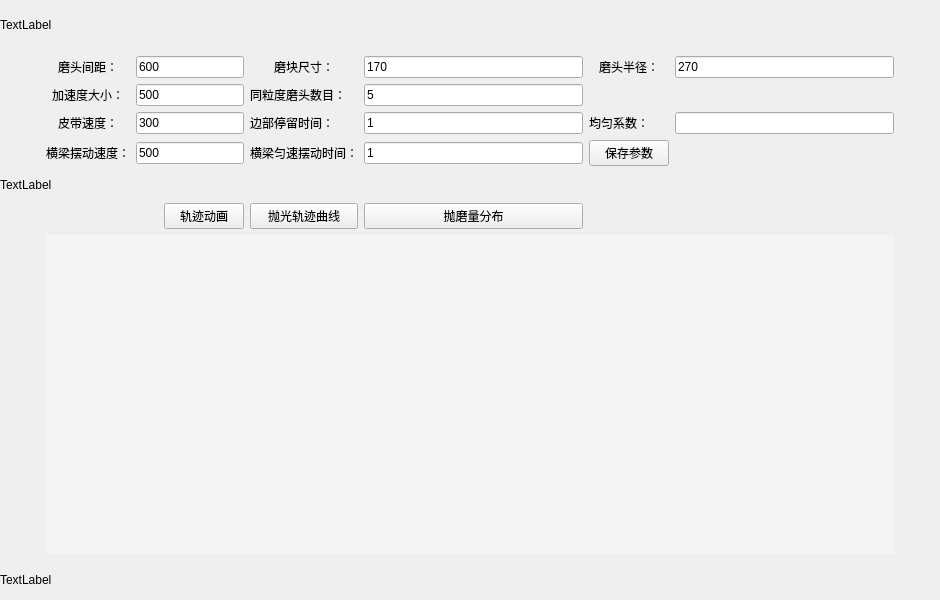
This is Equal_Sim.ui in wuheideyun/PolishingParameterNew as Qt 5 draws it before an edit. The edited form follows.
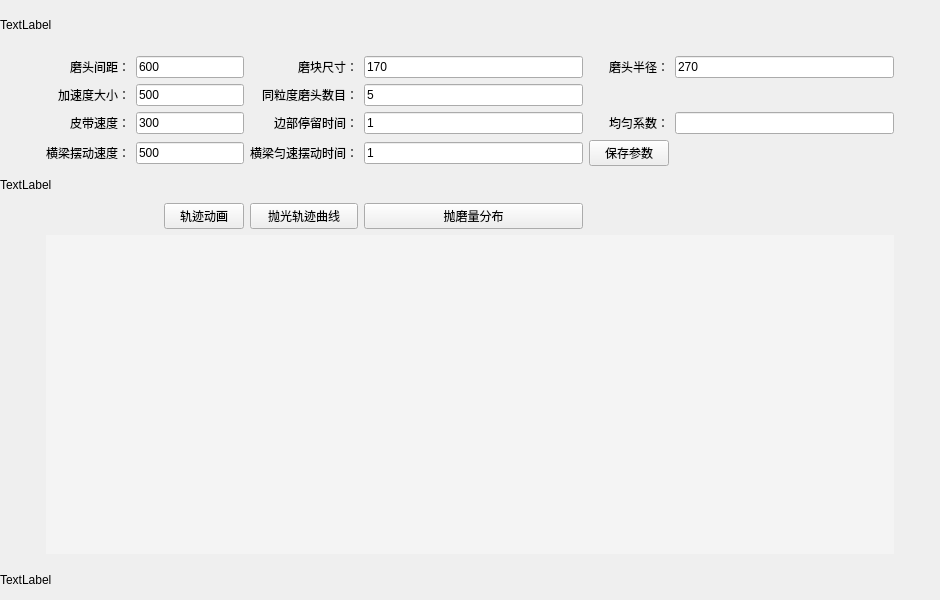
This is the edited form.

```diff
--- a/Equal_Sim.ui
+++ b/Equal_Sim.ui
@@ -36,14 +36,14 @@
     <item row="3" column="6">
      <widget class="QLabel" name="label_coefficient">
       <property name="text">
-       <string>&lt;html&gt;&lt;head/&gt;&lt;body&gt;&lt;p&gt;均匀系数：&lt;/p&gt;&lt;/body&gt;&lt;/html&gt;</string>
+       <string>&lt;html&gt;&lt;head/&gt;&lt;body&gt;&lt;p align=&quot;right&quot;&gt;均匀系数：&lt;/p&gt;&lt;/body&gt;&lt;/html&gt;</string>
       </property>
      </widget>
     </item>
     <item row="1" column="4">
      <widget class="QLabel" name="label_grind_size">
       <property name="text">
-       <string>&lt;html&gt;&lt;head/&gt;&lt;body&gt;&lt;p align=&quot;center&quot;&gt;磨块尺寸：&lt;/p&gt;&lt;/body&gt;&lt;/html&gt;</string>
+       <string>&lt;html&gt;&lt;head/&gt;&lt;body&gt;&lt;p align=&quot;right&quot;&gt;磨块尺寸：&lt;/p&gt;&lt;/body&gt;&lt;/html&gt;</string>
       </property>
      </widget>
     </item>
@@ -57,7 +57,7 @@
     <item row="3" column="1">
      <widget class="QLabel" name="label_belt_speed">
       <property name="text">
-       <string>&lt;html&gt;&lt;head/&gt;&lt;body&gt;&lt;p align=&quot;center&quot;&gt;皮带速度：&lt;/p&gt;&lt;/body&gt;&lt;/html&gt;</string>
+       <string>&lt;html&gt;&lt;head/&gt;&lt;body&gt;&lt;p align=&quot;right&quot;&gt;皮带速度：&lt;/p&gt;&lt;/body&gt;&lt;/html&gt;</string>
       </property>
      </widget>
     </item>
@@ -85,7 +85,7 @@
     <item row="2" column="1">
      <widget class="QLabel" name="label_accelerate">
       <property name="text">
-       <string>&lt;html&gt;&lt;head/&gt;&lt;body&gt;&lt;p align=&quot;center&quot;&gt;加速度大小：&lt;/p&gt;&lt;/body&gt;&lt;/html&gt;</string>
+       <string>&lt;html&gt;&lt;head/&gt;&lt;body&gt;&lt;p align=&quot;right&quot;&gt;加速度大小：&lt;/p&gt;&lt;/body&gt;&lt;/html&gt;</string>
       </property>
      </widget>
     </item>
@@ -150,7 +150,7 @@
     <item row="1" column="1">
      <widget class="QLabel" name="label_between">
       <property name="text">
-       <string>&lt;html&gt;&lt;head/&gt;&lt;body&gt;&lt;p align=&quot;center&quot;&gt;磨头间距：&lt;/p&gt;&lt;/body&gt;&lt;/html&gt;</string>
+       <string>&lt;html&gt;&lt;head/&gt;&lt;body&gt;&lt;p align=&quot;right&quot;&gt;磨头间距：&lt;/p&gt;&lt;/body&gt;&lt;/html&gt;</string>
       </property>
      </widget>
     </item>
@@ -195,14 +195,14 @@
     <item row="3" column="4">
      <widget class="QLabel" name="label_stay_time">
       <property name="text">
-       <string>边部停留时间：</string>
+       <string>&lt;html&gt;&lt;head/&gt;&lt;body&gt;&lt;p align=&quot;right&quot;&gt;边部停留时间：&lt;/p&gt;&lt;/body&gt;&lt;/html&gt;</string>
       </property>
      </widget>
     </item>
     <item row="2" column="4">
      <widget class="QLabel" name="label_num">
       <property name="text">
-       <string>同粒度磨头数目：</string>
+       <string>&lt;html&gt;&lt;head/&gt;&lt;body&gt;&lt;p align=&quot;right&quot;&gt;同粒度磨头数目：&lt;/p&gt;&lt;/body&gt;&lt;/html&gt;</string>
       </property>
      </widget>
     </item>
@@ -223,7 +223,7 @@
     <item row="1" column="6">
      <widget class="QLabel" name="label_radius">
       <property name="text">
-       <string>&lt;html&gt;&lt;head/&gt;&lt;body&gt;&lt;p align=&quot;center&quot;&gt;磨头半径：&lt;/p&gt;&lt;/body&gt;&lt;/html&gt;</string>
+       <string>&lt;html&gt;&lt;head/&gt;&lt;body&gt;&lt;p align=&quot;right&quot;&gt;磨头半径：&lt;/p&gt;&lt;/body&gt;&lt;/html&gt;</string>
       </property>
      </widget>
     </item>
```
Left out of the diff: 4 changed lines with no effect on the pictures.
